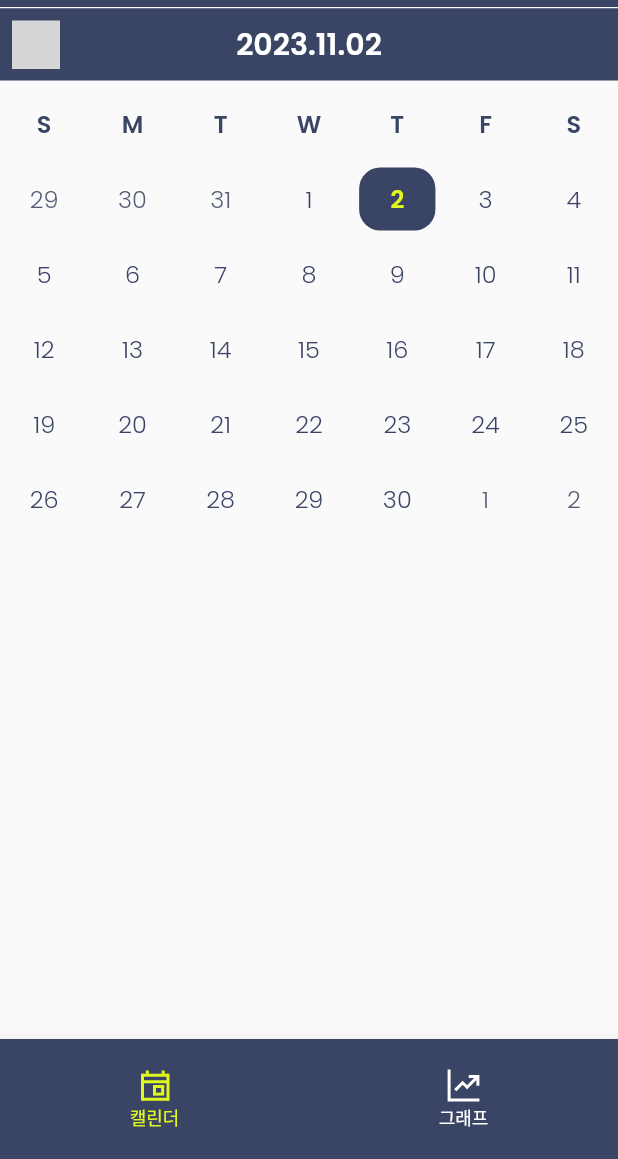
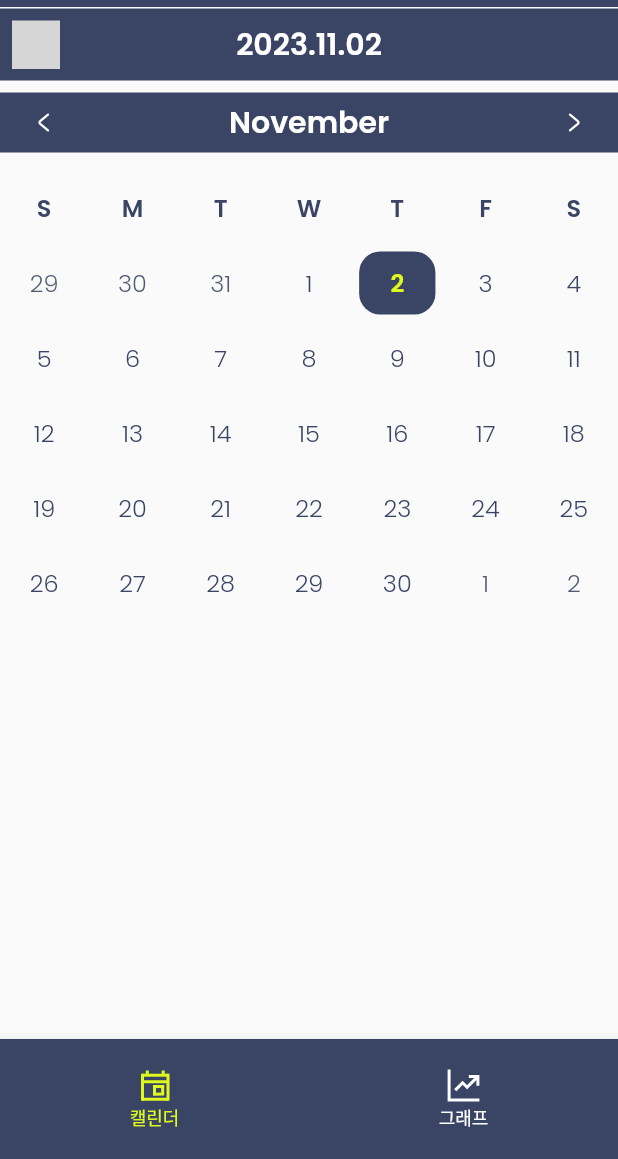
Before and after one commit to jeomgymjeok-gwabuha/jeomgymjeok_gwabuha_front_mobile, a Flutter app: the screen it shows after launch, on a phone screen of 412 x 824 dp, the part 77-1236 px from its top. Run offline on Flutter 3.47's test engine with Material 2 defaults, Android fonts, the phone set to English and light mode, and no system bars; drawn by our look-alikes of table_calendar; our stand-ins replace flutter_riverpod, flutter_svg, google_fonts; grey boxes are pictures that could not be loaded.

Commit message:
fix the issue related to layout shift

```diff
--- a/lib/screens/calender.dart
+++ b/lib/screens/calender.dart
@@ -45,28 +45,25 @@ class _CalendarScreenState extends ConsumerState<CalendarScreen> {
 
     return SizedBox(
       height: double.infinity,
-      child: Column(
+      child: Stack(
         children: [
+          if (isSelectDate)
+            Column(
+              children: [
+                const SizedBox(height: 228),
+                Expanded(
+                  child: WorkoutList(
+                    list: _workout[_selectedFormattedDay] ?? [],
+                  ),
+                ),
+              ],
+            ),
           Calendar(
             selectedDay: _selectedDay,
             calendarFormat: _calendarFormat,
             selectDay: _selectDay,
             changeYear: _changeYear,
           ),
-          Container(
-            width: isSelectDate ? double.infinity : 0,
-            height: 4,
-            color: pallete[Pallete.deepNavy],
-            margin: const EdgeInsets.only(
-              bottom: 2,
-            ),
-          ),
-          if (isSelectDate)
-            Expanded(
-              child: WorkoutList(
-                list: _workout[_selectedFormattedDay] ?? [],
-              ),
-            ),
         ],
       ),
     );
--- a/lib/widgets/calendar.dart
+++ b/lib/widgets/calendar.dart
@@ -26,10 +26,15 @@ class Calendar extends StatelessWidget {
       ),
       child: Stack(
         children: [
-          WorkoutCalendar(
-            selectedDay: selectedDay,
-            calendarFormat: calendarFormat,
-            onDaySelected: selectDay,
+          Column(
+            children: [
+              const SizedBox(height: 56),
+              WorkoutCalendar(
+                selectedDay: selectedDay,
+                calendarFormat: calendarFormat,
+                onDaySelected: selectDay,
+              ),
+            ],
           ),
           YearSelector(
             selectedDay: selectedDay,
```
